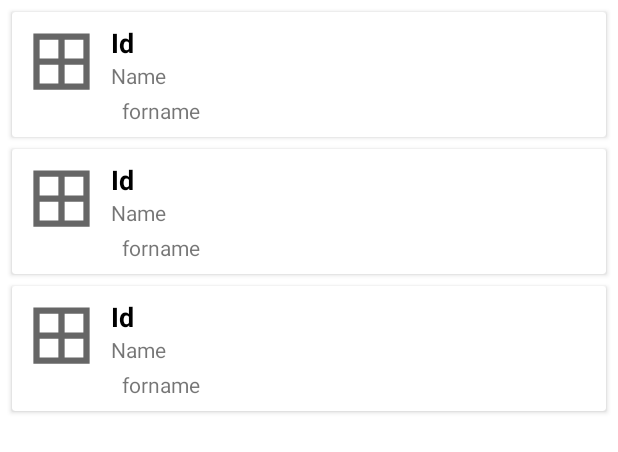
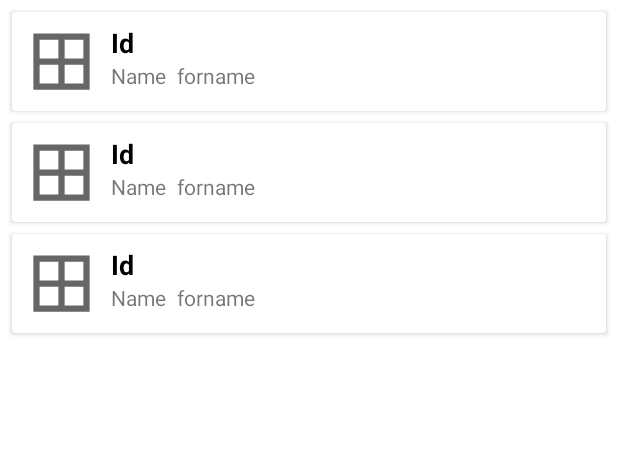
Before and after one commit to BeSelfShop/Mobile, an Android app: the layout activity_home_acitivity.xml on its own in the app's theme, with its tools: preview values and no code run, on a phone screen of 412 x 824 dp. Shown: the top 452 px of the screen. Run offline under Robolectric (Android 15) with nearby library versions, the phone set to English and light mode, and no system bars.

```diff
--- a/Prison/app/src/main/java/com/example/prison/LoginActivity.kt
+++ b/Prison/app/src/main/java/com/example/prison/LoginActivity.kt
@@ -43,7 +43,7 @@ class LoginActivity : AppCompatActivity() {
 
             println(login + " " + password)
 
-            RetrofitClient.buildApi(Api::class.java,"").userLogin(login,password).enqueue(object: Callback<LoginResponse>{
+            RetrofitClient.buildApi(Api::class.java).userLogin(login,password).enqueue(object: Callback<LoginResponse>{
                 override fun onFailure(call: Call<LoginResponse>, t: Throwable) {
                     Toast.makeText(applicationContext,"failure",Toast.LENGTH_LONG).show()
                 }
--- a/Prison/app/src/main/java/com/example/prison/LogsActivity.kt
+++ b/Prison/app/src/main/java/com/example/prison/LogsActivity.kt
@@ -60,9 +60,6 @@ class LogsActivity : AppCompatActivity() {
             }
 
         })
-
-
-
     }
 
     override fun onCreateOptionsMenu(menu: Menu?): Boolean {
--- a/Prison/app/src/main/java/tools/RetrofitClient.kt
+++ b/Prison/app/src/main/java/tools/RetrofitClient.kt
@@ -28,8 +28,7 @@ object RetrofitClient {
 
 
     fun <Api> buildApi(
-        api: Class<Api>,
-        authToken: String? = null
+        api: Class<Api>
     ): Api {
 
         return Retrofit.Builder()
--- a/Prison/app/src/main/res/layout/cell_item.xml
+++ b/Prison/app/src/main/res/layout/cell_item.xml
@@ -45,9 +45,9 @@
             android:layout_below="@+id/prisoner_number"
             android:layout_marginStart="7dp"
             android:layout_marginLeft="7dp"
-            android:layout_marginTop="23dp"
-            android:layout_toEndOf="@+id/prisoner_image_view"
-            android:layout_toRightOf="@+id/prisoner_image_view"
+            android:layout_marginTop="0dp"
+            android:layout_toEndOf="@+id/prisoner_name"
+            android:layout_toRightOf="@+id/prisoner_name"
             android:text="forname" />
 
     </RelativeLayout>
```
Also changed, not shown: Prison/app/src/main/java/com/example/prison/HomeAcitivity.kt (+13 -24 lines), Prison/app/src/main/java/com/example/prison/PrisonerAdapter.kt (+23 -10 lines).
